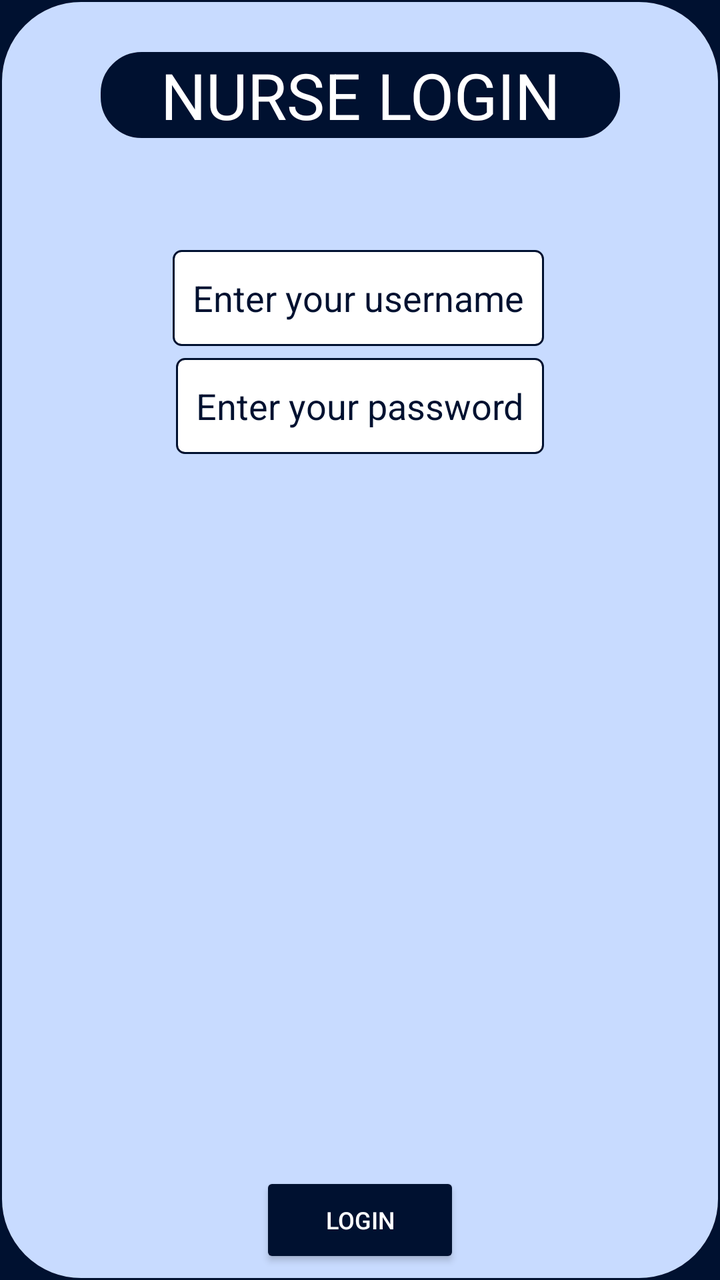
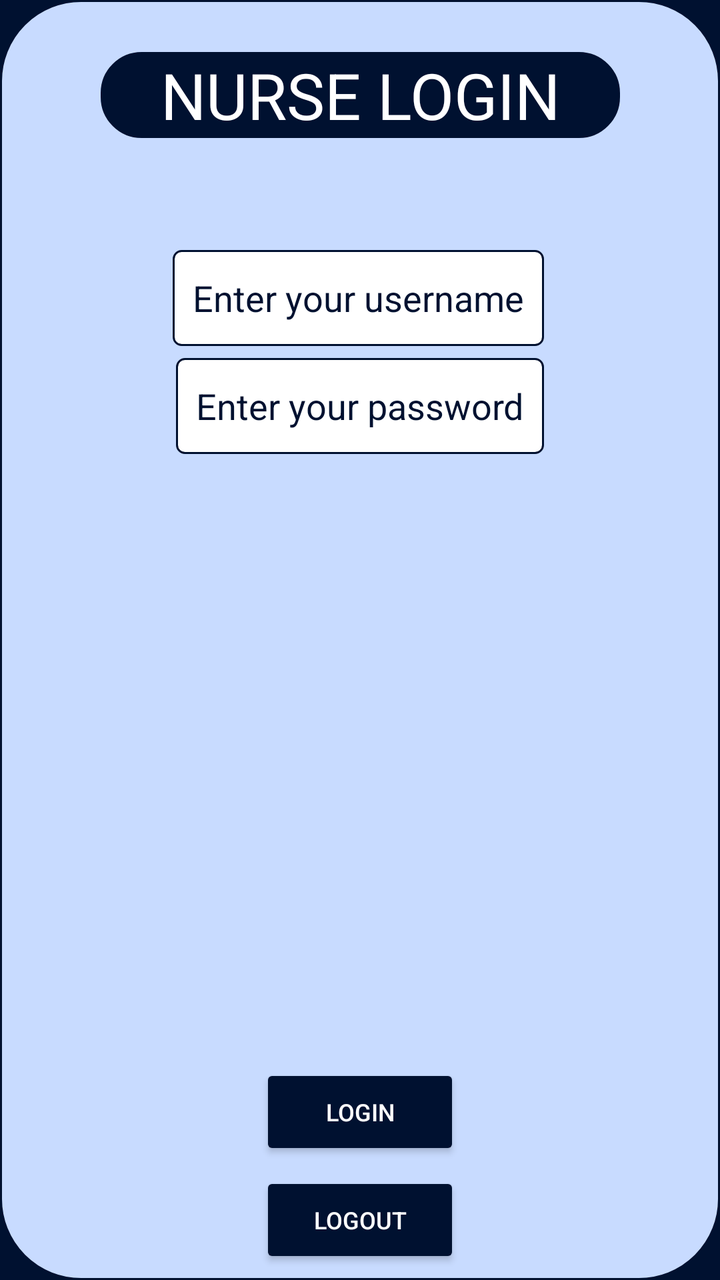

Before-and-after screenshots of an Android layout around one commit, followed by the original layout XML and the change that was made.
<!-- AndroidManifest.xml: application theme Theme.Alexandermaynard_COMP304Lab3_Ex1 -->
<!-- res/layout/activity_login.xml -->
<?xml version="1.0" encoding="utf-8"?>
<androidx.constraintlayout.widget.ConstraintLayout xmlns:android="http://schemas.android.com/apk/res/android"
    xmlns:app="http://schemas.android.com/apk/res-auto"
    xmlns:tools="http://schemas.android.com/tools"
    android:id="@+id/login"
    android:layout_width="match_parent"
    android:layout_height="match_parent"
    style="@style/activity_frame_layout_margin"
    android:background="@drawable/content_frame_border"
    tools:context=".Login">

    
    <TextView
        android:id="@+id/login_title"
        style="@style/title_text"
        android:text="@string/login_page_title"
        android:background="@drawable/title_border"
        app:layout_constraintEnd_toEndOf="parent"
        app:layout_constraintStart_toStartOf="parent"
        app:layout_constraintTop_toTopOf="parent" />

    
    <EditText
        android:id="@+id/nurse_username_entry"
        style="@style/center_edit_text"
        android:layout_height="48dp"
        android:layout_marginTop="56dp"
        android:autofillHints="enter your username"
        android:hint="@string/login_username_hint"
        android:inputType="numberPassword"
        app:layout_constraintEnd_toEndOf="parent"
        app:layout_constraintHorizontal_bias="0.495"
        app:layout_constraintStart_toStartOf="parent"
        android:background="@drawable/edit_text_border"
        app:layout_constraintTop_toBottomOf="@+id/login_title" />

    
    <EditText
        android:id="@+id/nurse_password_entry"
        style="@style/center_edit_text"
        android:layout_height="48dp"
        android:autofillHints="enter your password"
        android:hint="@string/login_password_hint"
        android:inputType="textPassword"
        android:textColor="@color/dark_blue"
        app:layout_constraintEnd_toEndOf="parent"
        app:layout_constraintStart_toStartOf="parent"
        android:background="@drawable/edit_text_border"
        app:layout_constraintTop_toBottomOf="@+id/nurse_username_entry" />

    
    <Button
        android:id="@+id/login_btn"
        style="@style/regular_button"
        android:text="@string/login_btn_text"
        app:layout_constraintBottom_toBottomOf="parent"
        app:layout_constraintEnd_toEndOf="parent"
        app:layout_constraintStart_toStartOf="parent" />

</androidx.constraintlayout.widget.ConstraintLayout>
<!-- resources referenced by this layout -->
<resources>
  <color name="dark_blue">#001130</color>
  <!-- drawable content_frame_border (drawable) -->
  <?xml version="1.0" encoding="utf-8"?>
  <shape xmlns:android="http://schemas.android.com/apk/res/android">
      
      <solid android:color="@color/light_blue"/>
      
      <corners android:radius="40dp"/>
      
      <stroke android:width="1dp" android:color="@color/dark_blue"/>
      
      <padding android:bottom="0dp" android:left="10dp" android:right="10dp" android:top="0dp"/>
  </shape>
  <!-- drawable edit_text_border (drawable) -->
  <?xml version="1.0" encoding="utf-8"?>
  <shape xmlns:android="http://schemas.android.com/apk/res/android">
      
      <solid android:color="@color/white"/>
      
      <corners android:radius="4dp"/>
      
      <stroke android:width="1dp" android:color="@color/dark_blue"/>
      
      <padding android:bottom="0dp" android:left="10dp" android:right="10dp" android:top="0dp"/>
  </shape>
  <!-- drawable title_border (drawable) -->
  <?xml version="1.0" encoding="utf-8"?>
  <shape xmlns:android="http://schemas.android.com/apk/res/android">
      
      <solid android:color="@color/dark_blue"/>
      
      <stroke android:width="1dp" android:color="@color/dark_blue"/>
      
      <corners android:radius="20dp"/>
      
      <padding android:bottom="0dp" android:left="30dp" android:right="30dp" android:top="0dp"/>
  </shape>
  <string name="login_btn_text">Login</string>
  <string name="login_page_title">NURSE LOGIN</string>
  <string name="login_password_hint">Enter your password</string>
  <string name="login_username_hint">Enter your username</string>
  <style name="activity_frame_layout_margin">
          <item name="android:layout_margin">10dp</item>
      </style>
  <style name="center_edit_text">
          <item name="android:layout_width">wrap_content</item>
          <item name="android:layout_height">48dp</item>
          <item name="android:textColorHint">@color/dark_blue</item>
          <item name="android:textColor">@color/dark_blue</item>
          <item name="android:layout_marginTop">6dp</item>
      </style>
  <style name="regular_button">
          <item name="android:layout_width">100dp</item>
          <item name="android:layout_height">48dp</item>
          <item name="android:textColor">@color/white</item>
          <item name="android:backgroundTint">@color/dark_blue</item>
          <item name="android:layout_marginBottom">6dp</item>
          <item name="android:textSize">12sp</item>
      </style>
  <style name="title_text">
          <item name="android:textSize">32sp</item>
          <item name="android:textColor">@color/white</item>
          <item name="android:textAlignment">center</item>
          <item name="android:layout_marginTop">26dp</item>
          <item name="layout_constraintVertical_bias">0.392</item>
          <item name="android:layout_width">wrap_content</item>
          <item name="android:layout_height">wrap_content</item>
      </style>
  <style name="Theme.Alexandermaynard_COMP304Lab3_Ex1" parent="Base.Theme.Alexandermaynard_COMP304Lab3_Ex1" />
  <color name="light_blue">#C8DBFF</color>
  <color name="white">#FFFFFFFF</color>
  <style name="Base.Theme.Alexandermaynard_COMP304Lab3_Ex1" parent="Theme.MaterialComponents.DayNight.DarkActionBar">
          
          <item name="colorPrimary">@color/dark_blue</item>
          <item name="colorSecondary">@color/white</item>
          <item name="android:textColor">@color/white</item>
          <item name="android:windowBackground">@color/dark_blue</item>
          <item name="android:textSize">18sp</item>
      </style>
</resources>

<!-- the commit's change to res/layout/activity_login.xml (unified diff, before → after) -->
@@ -53,6 +53,15 @@
         android:id="@+id/login_btn"
         style="@style/regular_button"
         android:text="@string/login_btn_text"
+        app:layout_constraintBottom_toTopOf="@+id/logout_btn"
+        app:layout_constraintEnd_toEndOf="parent"
+        app:layout_constraintStart_toStartOf="parent" />
+
+    
+    <Button
+        android:id="@+id/logout_btn"
+        style="@style/regular_button"
+        android:text="@string/logout_btn_text"
         app:layout_constraintBottom_toBottomOf="parent"
         app:layout_constraintEnd_toEndOf="parent"
         app:layout_constraintStart_toStartOf="parent" />
<!-- resource entries referenced after the edit -->
@@ -41,6 +41,7 @@
   <string name="login_page_title">NURSE LOGIN</string>
   <string name="login_password_hint">Enter your password</string>
   <string name="login_username_hint">Enter your username</string>
+  <string name="logout_btn_text">Logout</string>
   <style name="activity_frame_layout_margin">
           <item name="android:layout_margin">10dp</item>
       </style>
@@ -75,7 +76,7 @@
           
           <item name="colorPrimary">@color/dark_blue</item>
           <item name="colorSecondary">@color/white</item>
-          <item name="android:textColor">@color/white</item>
+          <item name="android:textColor">@color/dark_blue</item>
           <item name="android:windowBackground">@color/dark_blue</item>
           <item name="android:textSize">18sp</item>
       </style>
